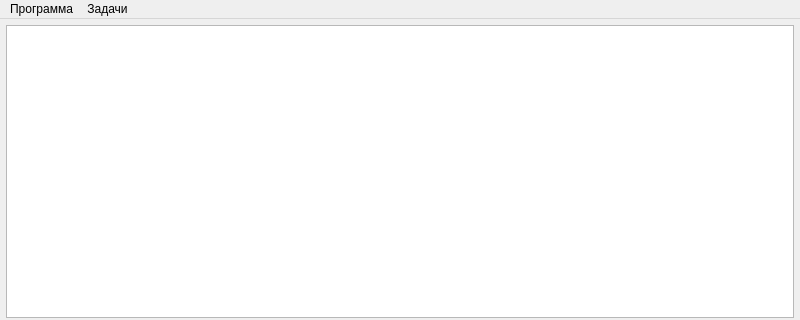
First picture: the form in clientApp/mainwindow.ui, repository andruwa01/clientAppREST, before the edit; both pictures show x 0 to 800 and y 0 to 320 of the 800 by 644 pixel window.
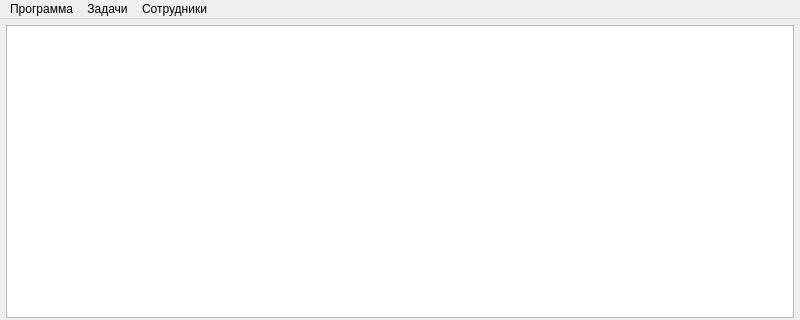
Second picture: the form after the edit.

Commit message: add/remove employee functions add, but need to fix

What changed in the file:
```diff
--- a/clientApp/mainwindow.ui
+++ b/clientApp/mainwindow.ui
@@ -75,7 +75,7 @@
     <rect>
      <x>0</x>
      <y>0</y>
-     <width>567</width>
+     <width>800</width>
      <height>22</height>
     </rect>
    </property>
@@ -85,7 +85,7 @@
     </property>
     <addaction name="exitAction"/>
    </widget>
-   <widget class="QMenu" name="actionsMenu">
+   <widget class="QMenu" name="actionsTasks">
     <property name="title">
      <string>Задачи</string>
     </property>
@@ -99,8 +99,17 @@
     <addaction name="separator"/>
     <addaction name="taskIsNotCompletedAction"/>
    </widget>
+   <widget class="QMenu" name="actionsEmployees">
+    <property name="title">
+     <string>Сотрудники</string>
+    </property>
+    <addaction name="actionAddEmployee"/>
+    <addaction name="separator"/>
+    <addaction name="actionRemoveEmployee"/>
+   </widget>
    <addaction name="fileMenu"/>
-   <addaction name="actionsMenu"/>
+   <addaction name="actionsTasks"/>
+   <addaction name="actionsEmployees"/>
   </widget>
   <widget class="QStatusBar" name="statusbar"/>
   <action name="exitAction">
```
Left out of the diff: 13 changed lines with no effect on the pictures. The commit also changes 2 other files.
